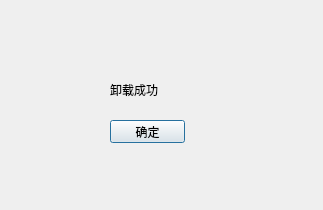
Above: removey.ui from Kvancy/GameHall before the change. Below: the same form after it.
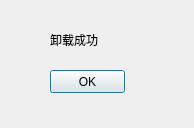
That is the form after the change.

Patch:
```diff
--- a/removey.ui
+++ b/removey.ui
@@ -6,8 +6,8 @@
    <rect>
     <x>0</x>
     <y>0</y>
-    <width>323</width>
-    <height>210</height>
+    <width>194</width>
+    <height>128</height>
    </rect>
   </property>
   <property name="windowTitle">
@@ -16,8 +16,8 @@
   <widget class="QLabel" name="label">
    <property name="geometry">
     <rect>
-     <x>110</x>
-     <y>80</y>
+     <x>50</x>
+     <y>30</y>
      <width>71</width>
      <height>20</height>
     </rect>
@@ -32,14 +32,14 @@
   <widget class="QPushButton" name="OK">
    <property name="geometry">
     <rect>
-     <x>110</x>
-     <y>120</y>
+     <x>50</x>
+     <y>70</y>
      <width>75</width>
      <height>23</height>
     </rect>
    </property>
    <property name="text">
-    <string>确定</string>
+    <string>OK</string>
    </property>
   </widget>
  </widget>
```
Left out of the diff: 3 changed lines with no effect on the pictures.
